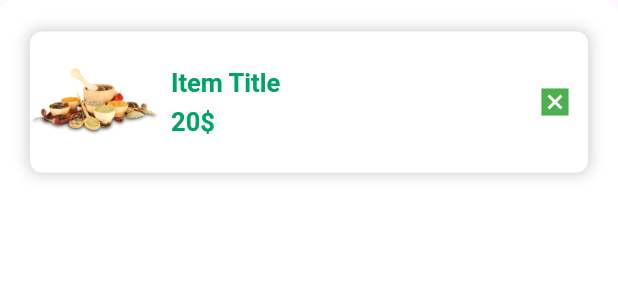
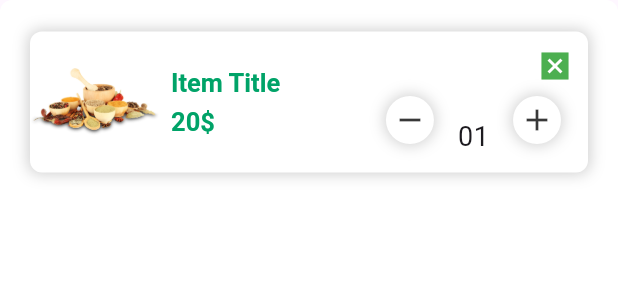
Before and after one commit to ayhem8hamdi/Shop_App, a Flutter app: the BottomCartSheet widget shown alone on an empty page, opened directly, on a phone screen of 412 x 824 dp. Shown: the top 300 px of the screen. Run offline on Flutter 3.47's test engine with Material 3 defaults, Android fonts, the phone set to English and light mode, and no system bars; our stand-ins replace dio, sliding_sheet.

Commit message:
Create bottom sheet part 2

```diff
--- a/lib/Widgets/bottom_cart_sheet.dart
+++ b/lib/Widgets/bottom_cart_sheet.dart
@@ -1,4 +1,5 @@
 import 'package:flutter/material.dart';
+import 'package:shopp_app/Widgets/item_screen_icon.dart';
 import 'package:shopp_app/constants.dart';
 
 class BottomCartSheet extends StatelessWidget {
@@ -27,8 +28,8 @@ class BottomCartSheet extends StatelessWidget {
                         blurRadius: 8,
                         spreadRadius: 1)
                   ]),
-              padding: EdgeInsets.symmetric(vertical: 4),
-              margin: EdgeInsets.symmetric(horizontal: 10, vertical: 16),
+              padding: const EdgeInsets.symmetric(vertical: 4),
+              margin: const EdgeInsets.symmetric(horizontal: 10, vertical: 16),
               child: Row(
                 children: [
                   Image.asset(
@@ -41,7 +42,7 @@ class BottomCartSheet extends StatelessWidget {
                     mainAxisAlignment: MainAxisAlignment.spaceBetween,
                     children: [
                       Container(
-                        margin: EdgeInsets.only(left: 8, bottom: 6),
+                        margin: const EdgeInsets.only(left: 8, bottom: 6),
                         child: Text(
                           'Item Title',
                           style: TextStyle(
@@ -52,7 +53,7 @@ class BottomCartSheet extends StatelessWidget {
                         ),
                       ),
                       Container(
-                        margin: EdgeInsets.only(left: 8),
+                        margin: const EdgeInsets.only(left: 8),
                         child: Text(
                           '20\$',
                           style: TextStyle(
@@ -65,14 +66,31 @@ class BottomCartSheet extends StatelessWidget {
                     ],
                   ),
                   const Spacer(),
-                  Padding(
+                  const Padding(
                     padding: EdgeInsets.only(right: 10),
                     child: Column(
-                      mainAxisAlignment: MainAxisAlignment.start,
+                      crossAxisAlignment: CrossAxisAlignment.end,
                       children: [
                         Icon(
                           Icons.disabled_by_default,
                           color: Colors.green,
+                        ),
+                        Row(
+                          mainAxisAlignment: MainAxisAlignment.end,
+                          crossAxisAlignment: CrossAxisAlignment.end,
+                          children: [
+                            ItemScreenIcon(icon: Icons.remove),
+                            Padding(
+                              padding: EdgeInsets.symmetric(horizontal: 8.0),
+                              child: Text(
+                                '01',
+                                style: TextStyle(
+                                  fontSize: 18,
+                                ),
+                              ),
+                            ),
+                            ItemScreenIcon(icon: Icons.add),
+                          ],
                         ),
                       ],
                     ),
--- a/lib/Widgets/item_screen_icon.dart
+++ b/lib/Widgets/item_screen_icon.dart
@@ -11,7 +11,14 @@ class ItemScreenIcon extends StatelessWidget {
         icon: Container(
           padding: const EdgeInsets.all(4),
           decoration: BoxDecoration(
-              color: Colors.white, borderRadius: BorderRadius.circular(45)),
+              color: Colors.white,
+              borderRadius: BorderRadius.circular(45),
+              boxShadow: [
+                BoxShadow(
+                    color: Colors.grey.withOpacity(0.5),
+                    spreadRadius: 1,
+                    blurRadius: 8)
+              ]),
           child: Icon(
             icon,
             color: Colors.black87.withOpacity(0.78),
```
